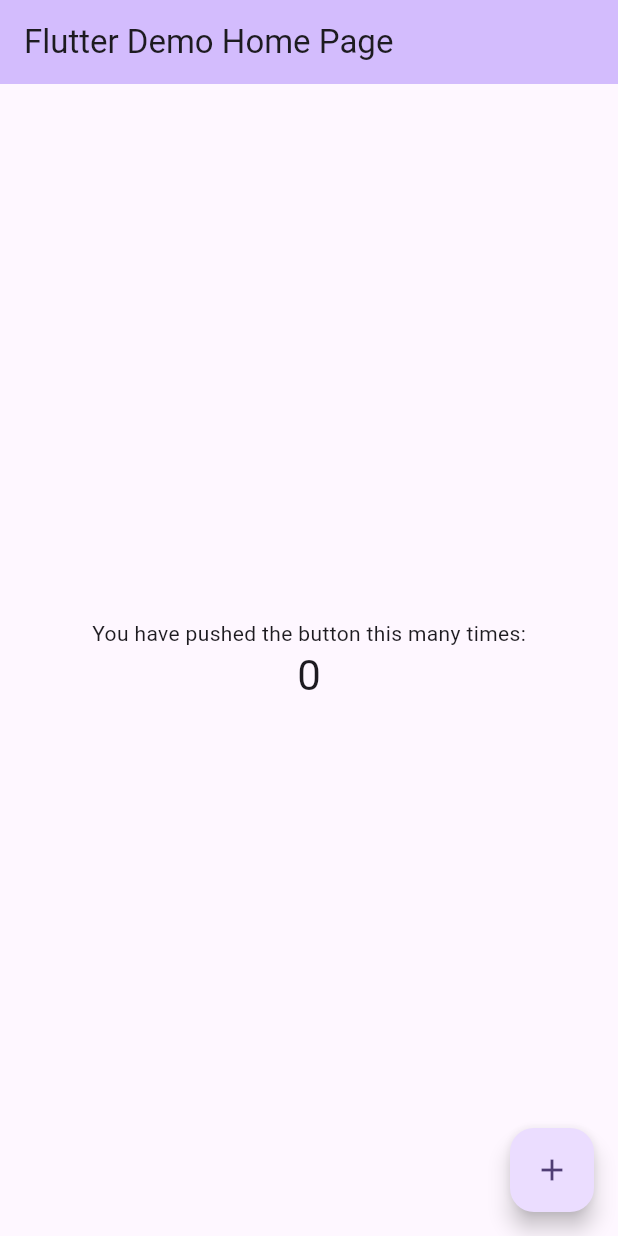
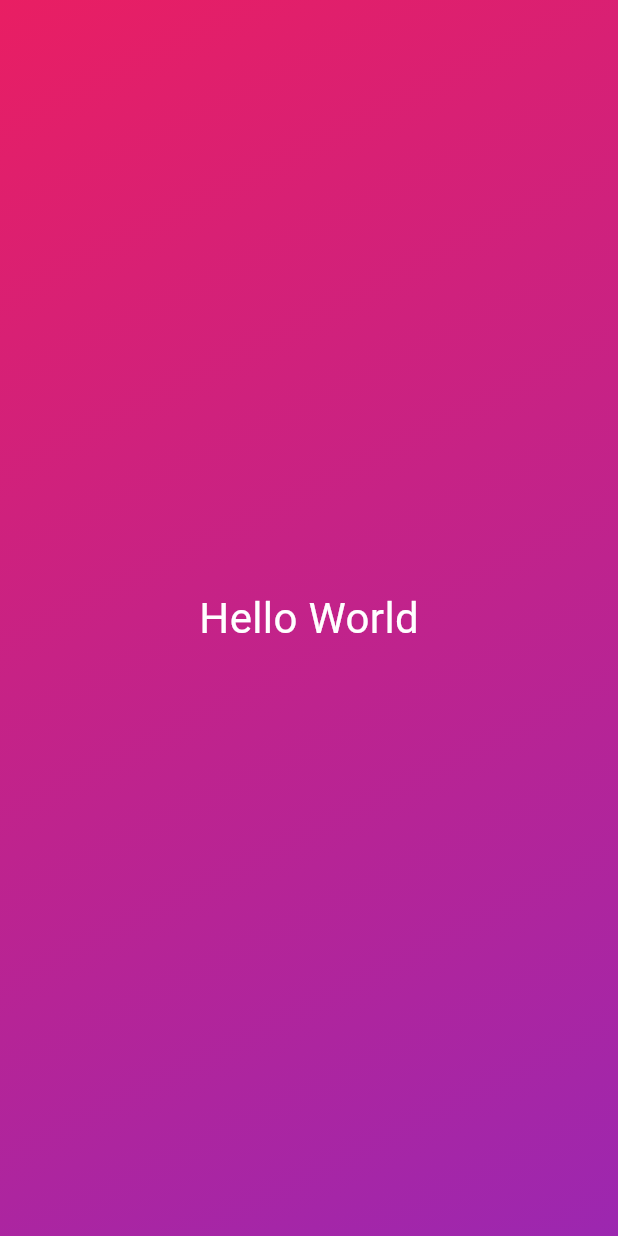
Before and after one commit to thieng101/flutter_application_1, a Flutter app: the screen it shows after launch, on a phone screen of 412 x 824 dp. Run offline on Flutter 3.47's test engine with Material 3 defaults, Android fonts, the phone set to English and light mode, and no system bars.

Commit message:
learnt about custome class, values and properties.

```diff
--- a/lib/main.dart
+++ b/lib/main.dart
@@ -1,125 +1,33 @@
 import 'package:flutter/material.dart';
 
 void main() {
-  runApp(const MyApp());
+  runApp(
+    const MaterialApp(
+      home: Scaffold(
+        backgroundColor: Colors.pink,
+        body: GradientContainer(),
+      ),
+    ),
+  );
 }
 
-class MyApp extends StatelessWidget {
-  const MyApp({super.key});
-
-  // This widget is the root of your application.
+class GradientContainer extends StatelessWidget {
+  const GradientContainer({super.key});
   @override
   Widget build(BuildContext context) {
-    return MaterialApp(
-      title: 'Flutter Demo',
-      theme: ThemeData(
-        // This is the theme of your application.
-        //
-        // TRY THIS: Try running your application with "flutter run". You'll see
-        // the application has a purple toolbar. Then, without quitting the app,
-        // try changing the seedColor in the colorScheme below to Colors.green
-        // and then invoke "hot reload" (save your changes or press the "hot
-        // reload" button in a Flutter-supported IDE, or press "r" if you used
-        // the command line to start the app).
-        //
-        // Notice that the counter didn't reset back to zero; the application
-        // state is not lost during the reload. To reset the state, use hot
-        // restart instead.
-        //
-        // This works for code too, not just values: Most code changes can be
-        // tested with just a hot reload.
-        colorScheme: ColorScheme.fromSeed(seedColor: Colors.deepPurple),
-        useMaterial3: true,
+    return Container(
+      decoration: const BoxDecoration(
+        //use const here for Dark resue the code for memory optimization
+        gradient: LinearGradient(
+          begin: Alignment.topLeft,
+          end: Alignment.bottomRight,
+          colors: [Colors.pink, Colors.purple],
+        ),
       ),
-      home: const MyHomePage(title: 'Flutter Demo Home Page'),
+      child: Center(
+        child: Text("Hello World",
+            style: TextStyle(fontSize: 28, color: Colors.white)),
+      ),
     );
   }
 }
-
-class MyHomePage extends StatefulWidget {
-  const MyHomePage({super.key, required this.title});
-
-  // This widget is the home page of your application. It is stateful, meaning
-  // that it has a State object (defined below) that contains fields that affect
-  // how it looks.
-
-  // This class is the configuration for the state. It holds the values (in this
-  // case the title) provided by the parent (in this case the App widget) and
-  // used by the build method of the State. Fields in a Widget subclass are
-  // always marked "final".
-
-  final String title;
-
-  @override
-  State<MyHomePage> createState() => _MyHomePageState();
-}
-
-class _MyHomePageState extends State<MyHomePage> {
-  int _counter = 0;
-
-  void _incrementCounter() {
-    setState(() {
-      // This call to setState tells the Flutter framework that something has
-      // changed in this State, which causes it to rerun the build method below
-      // so that the display can reflect the updated values. If we changed
-      // _counter without calling setState(), then the build method would not be
-      // called again, and so nothing would appear to happen.
-      _counter++;
-    });
-  }
-
-  @override
-  Widget build(BuildContext context) {
-    // This method is rerun every time setState is called, for instance as done
-    // by the _incrementCounter method above.
-    //
-    // The Flutter framework has been optimized to make rerunning build methods
-    // fast, so that you can just rebuild anything that needs updating rather
-    // than having to individually change instances of widgets.
-    return Scaffold(
-      appBar: AppBar(
-        // TRY THIS: Try changing the color here to a specific color (to
-        // Colors.amber, perhaps?) and trigger a hot reload to see the AppBar
-        // change color while the other colors stay the same.
-        backgroundColor: Theme.of(context).colorScheme.inversePrimary,
-        // Here we take the value from the MyHomePage object that was created by
-        // the App.build method, and use it to set our appbar title.
-        title: Text(widget.title),
-      ),
-      body: Center(
-        // Center is a layout widget. It takes a single child and positions it
-        // in the middle of the parent.
-        child: Column(
-          // Column is also a layout widget. It takes a list of children and
-          // arranges them vertically. By default, it sizes itself to fit its
-          // children horizontally, and tries to be as tall as its parent.
-          //
-          // Column has various properties to control how it sizes itself and
-          // how it positions its children. Here we use mainAxisAlignment to
-          // center the children vertically; the main axis here is the vertical
-          // axis because Columns are vertical (the cross axis would be
-          // horizontal).
-          //
-          // TRY THIS: Invoke "debug painting" (choose the "Toggle Debug Paint"
-          // action in the IDE, or press "p" in the console), to see the
-          // wireframe for each widget.
-          mainAxisAlignment: MainAxisAlignment.center,
-          children: <Widget>[
-            const Text(
-              'You have pushed the button this many times:',
-            ),
-            Text(
-              '$_counter',
-              style: Theme.of(context).textTheme.headlineMedium,
-            ),
-          ],
-        ),
-      ),
-      floatingActionButton: FloatingActionButton(
-        onPressed: _incrementCounter,
-        tooltip: 'Increment',
-        child: const Icon(Icons.add),
-      ), // This trailing comma makes auto-formatting nicer for build methods.
-    );
-  }
-}
```
